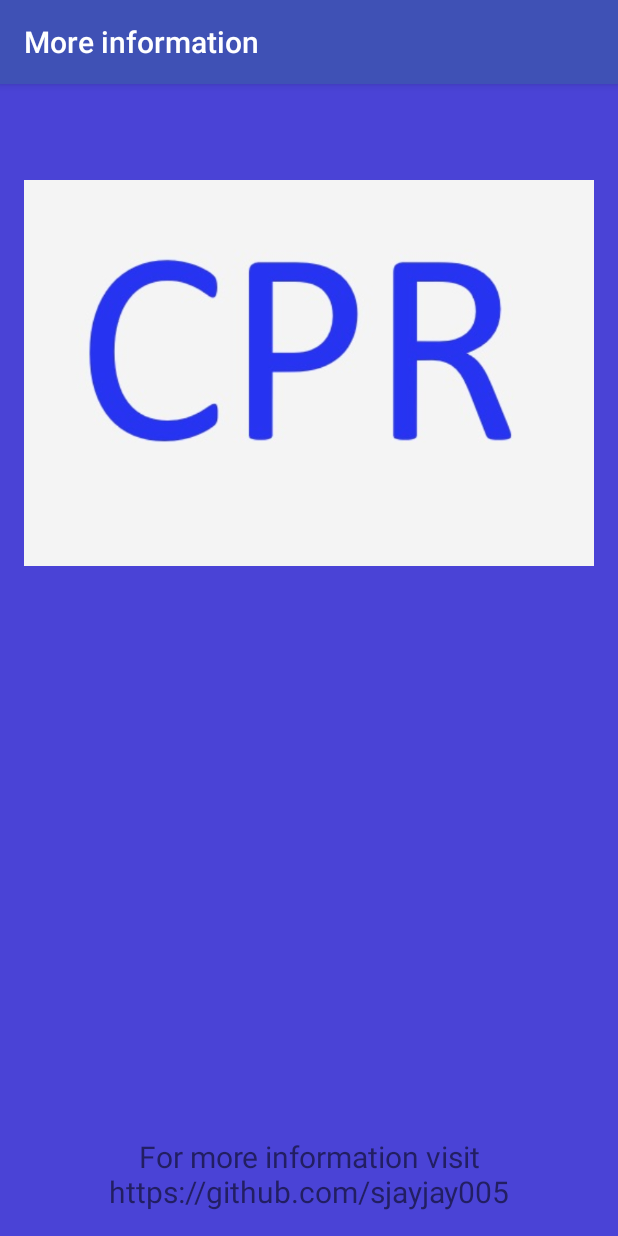
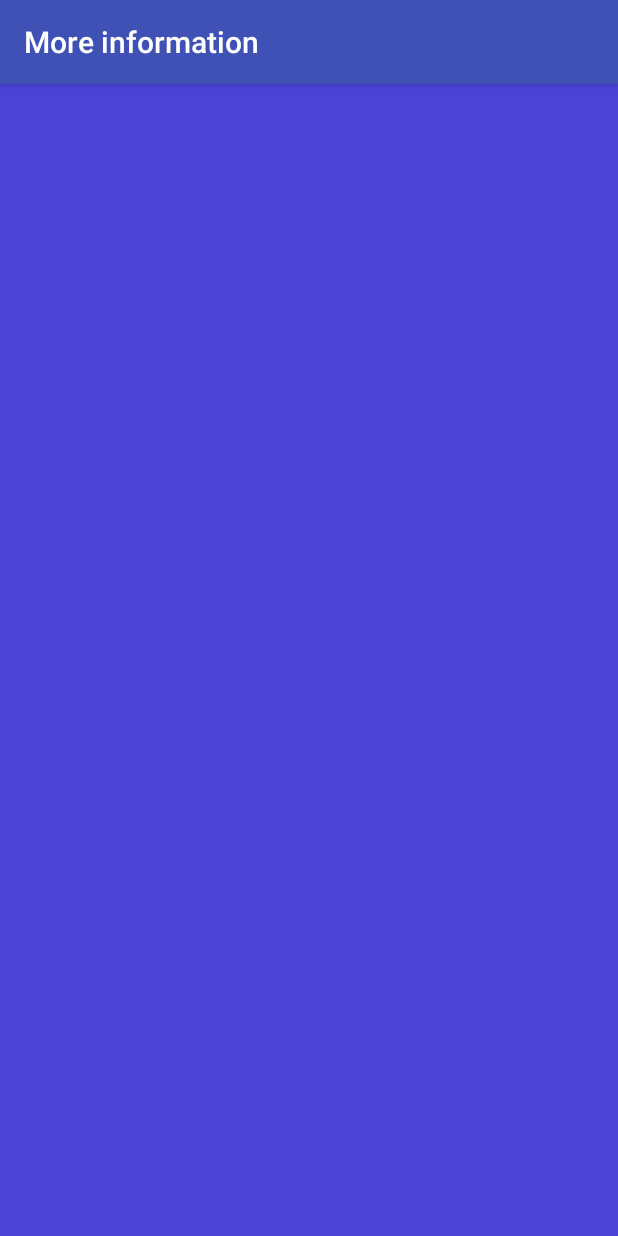
Before and after one commit to sjayjay005/iCPR, an Android app: the MoreInformationActivity screen opened directly, with no data from a screen before it, on a phone screen of 412 x 824 dp. Run offline under Robolectric (Android 15) with nearby library versions, the phone set to English and light mode, and no system bars.

Commit message:
change to StackView

```diff
--- a/app/src/main/res/layout/activity_more_information.xml
+++ b/app/src/main/res/layout/activity_more_information.xml
@@ -11,23 +11,13 @@
     android:background="#4a43d6">
 
 
-    <ImageView
-        android:layout_width="wrap_content"
-        android:layout_height="wrap_content"
-        android:id="@+id/imageView2"
-        android:src="@drawable/cpr_logo"
-        android:layout_alignParentTop="true"
-        android:layout_alignParentLeft="true"
-        android:layout_alignParentStart="true"
-         />
+    <StackView
+        android:id="@+id/stackView1"
+        android:animateLayoutChanges="true"
+        android:layout_width="fill_parent"
+        android:layout_height="fill_parent" >
+    </StackView>
 
-    <TextView
-        android:layout_width="match_parent"
-        android:layout_height="wrap_content"
-        android:textAlignment="center"
-        android:text="@string/more_information_fine_print"
-        android:textSize="20sp"
-        android:id="@+id/infoHeader"
-        android:layout_alignParentBottom="true"
-        android:layout_centerHorizontal="true" />
+
+
 </RelativeLayout>
```
